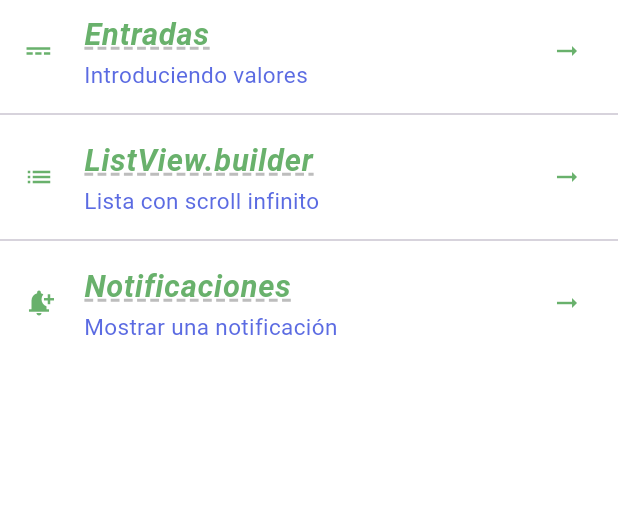
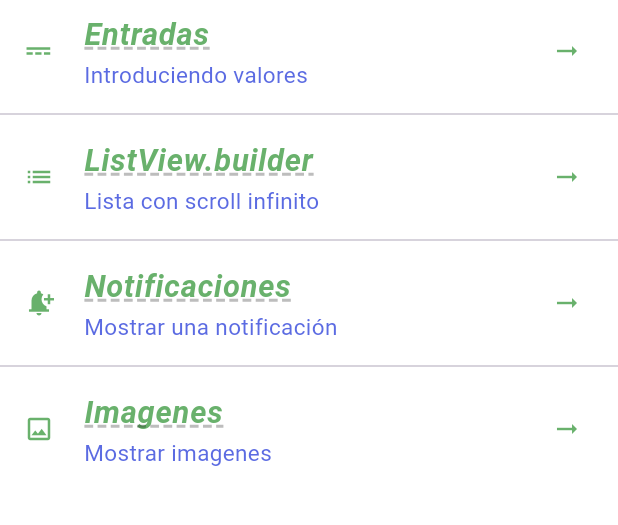
Before and after one commit to Eduardo188s/componentes_flutter, a Flutter app: the screen it shows after launch, on a phone screen of 412 x 824 dp, the part 84-609 px from its top. Run offline on Flutter 3.47's test engine with Material 3 defaults, Android fonts, the phone set to English and light mode, and no system bars; our stand-ins replace google_fonts.

Commit message:
Adding Image

```diff
--- a/lib/screens/home_screen.dart
+++ b/lib/screens/home_screen.dart
@@ -1,4 +1,5 @@
 import 'package:flutter/material.dart';
+import 'package:practica_3/screens/images_screen.dart';
 import 'package:practica_3/screens/input_screen.dart';
 import 'package:practica_3/screens/notification_screen.dart';
 import 'package:practica_3/theme/app_theme.dart';
@@ -94,6 +95,32 @@ class HomeScreen extends StatelessWidget {
                 });
                 Navigator.push(context, ruta3);
               },
+            ),
+            const Divider(),
+            ListTile(
+              title: Text('Imagenes',
+              style: AppTheme.ligthTheme.textTheme.headlineLarge
+              ),
+              subtitle: Text('Mostrar imagenes',
+              style: AppTheme.ligthTheme.textTheme.bodySmall
+              ),
+              leading: IconTheme(
+                data: AppTheme.ligthTheme.iconTheme,
+                child: const Icon(Icons.image_outlined),
+                ),
+
+              trailing: IconTheme(
+                data: AppTheme.ligthTheme.iconTheme,
+                child: const Icon(Icons.arrow_right_alt_outlined
+                ),
+              ),
+
+                 onTap: () {
+                final ruta4 = MaterialPageRoute(builder: (context){
+                  return const ImagesScreen();
+                });
+                Navigator.push(context, ruta4);
+              },
             )
           ],
         )
--- a/pubspec.yaml
+++ b/pubspec.yaml
@@ -18,3 +18,5 @@ dev_dependencies:
 
 flutter:
   uses-material-design: true
+  assets:
+    - assets/img/InverNova.jpg
```
Also changed, not shown: lib/screens/images_screen.dart (added, +25 -0 lines), assets/img/InverNova.jpg (added), assets/img/InverNova2.jpg (added), lib/screens/input_scroll.dart (deleted).
